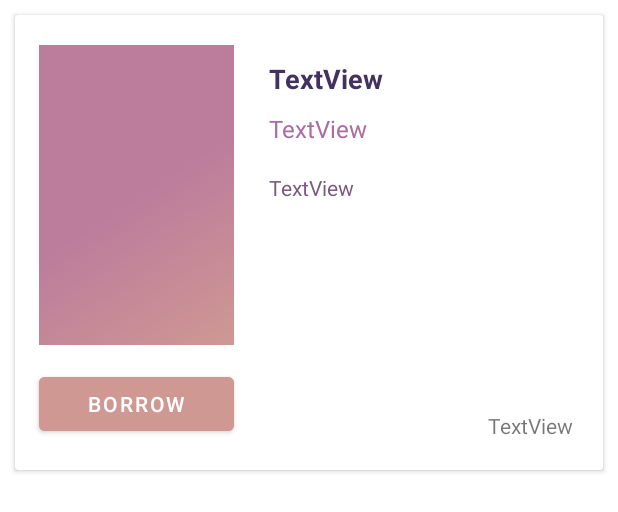
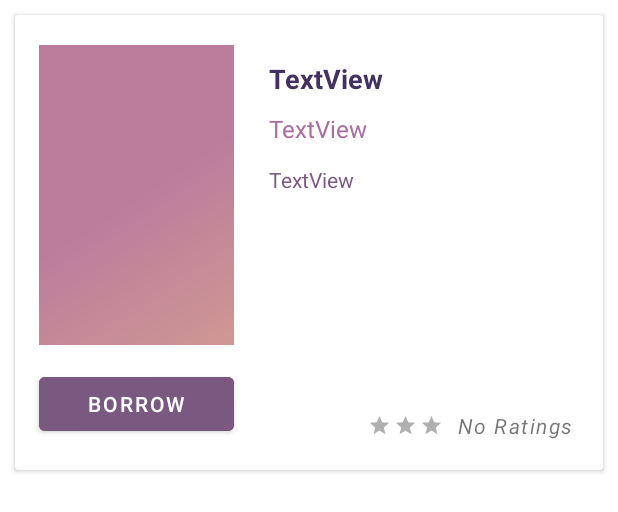
Before and after one commit to farzana-moury/Pocket-Library, an Android app: the layout book_item_view.xml on its own in the app's theme, with its tools: preview values and no code run, on a phone screen of 412 x 824 dp. Shown: the top 512 px of the screen. Run offline under Robolectric (Android 15) with nearby library versions, the phone set to English and light mode, and no system bars; Roboto replaces fonts that are not available here.

Commit message:
#7 Externalization    * catalog views    * design complete

```diff
--- a/app/src/main/java/com/example/pocketlibrary/custom_adapters/BookAdapter.java
+++ b/app/src/main/java/com/example/pocketlibrary/custom_adapters/BookAdapter.java
@@ -73,7 +73,7 @@ public class BookAdapter extends RecyclerView.Adapter<BookAdapter.CustomBookView
             holder.cover.setImageResource(R.drawable.side_nav_bar);
         }
 
-        holder.rating.setText(String.format("%s", book.getRating()));
+//        holder.rating.setText(String.format("%s", book.getRating()));
     }
 
     /**
@@ -96,7 +96,7 @@ public class BookAdapter extends RecyclerView.Adapter<BookAdapter.CustomBookView
         protected TextView author;
         protected TextView description;
         protected ImageView cover;
-        protected TextView rating;
+//        protected TextView rating;
 
         /**
          * @param itemView itemView
@@ -107,7 +107,7 @@ public class BookAdapter extends RecyclerView.Adapter<BookAdapter.CustomBookView
             this.author = itemView.findViewById(R.id.bookAuthor);
             this.description = itemView.findViewById(R.id.bookDesc);
             this.cover = itemView.findViewById(R.id.bookCover);
-            this.rating = itemView.findViewById(R.id.bookRating);
+//            this.rating = itemView.findViewById(R.id.bookRating);
         }
     }
 }
--- /dev/null
+++ b/app/src/main/res/drawable/ic_baseline_star_24.xml
@@ -0,0 +1,5 @@
+<vector android:height="24dp" android:tint="#B0B0B0"
+    android:viewportHeight="24" android:viewportWidth="24"
+    android:width="24dp" xmlns:android="http://schemas.android.com/apk/res/android">
+    <path android:fillColor="@android:color/white" android:pathData="M12,17.27L18.18,21l-1.64,-7.03L22,9.24l-7.19,-0.61L12,2 9.19,8.63 2,9.24l5.46,4.73L5.82,21z"/>
+</vector>
--- a/app/src/main/res/layout/book_item_view.xml
+++ b/app/src/main/res/layout/book_item_view.xml
@@ -1,17 +1,16 @@
 <?xml version="1.0" encoding="utf-8"?>
-<androidx.cardview.widget.CardView
-    xmlns:android="http://schemas.android.com/apk/res/android"
+<androidx.cardview.widget.CardView xmlns:android="http://schemas.android.com/apk/res/android"
     xmlns:app="http://schemas.android.com/apk/res-auto"
     xmlns:tools="http://schemas.android.com/tools"
     android:layout_width="match_parent"
     android:layout_height="wrap_content"
+    android:layout_margin="10dp"
     app:layout_constraintBottom_toBottomOf="parent"
     app:layout_constraintEnd_toEndOf="parent"
-    app:layout_constraintHorizontal_bias="0.0"
+    app:layout_constraintHorizontal_bias="@fraction/catalog_bias2"
     app:layout_constraintStart_toStartOf="parent"
     app:layout_constraintTop_toTopOf="parent"
-    app:layout_constraintVertical_bias="1.0"
-    android:layout_margin="10dp">
+    app:layout_constraintVertical_bias="@fraction/catalog_bias1">
 
     <androidx.constraintlayout.widget.ConstraintLayout
         android:layout_width="match_parent"
@@ -19,10 +18,10 @@
 
         <ImageView
             android:id="@+id/bookCover"
-            android:layout_width="130dp"
-            android:layout_height="200dp"
-            android:layout_marginStart="16dp"
-            android:layout_marginTop="20dp"
+            android:layout_width="@dimen/catalog_size2"
+            android:layout_height="@dimen/catalog_size3"
+            android:layout_marginStart="@dimen/activity_horizontal_margin"
+            android:layout_marginTop="@dimen/welcome_margin"
             android:backgroundTint="@color/primary_variant"
             android:contentDescription="@string/cover_desc"
             app:layout_constraintStart_toStartOf="parent"
@@ -31,15 +30,15 @@
 
         <TextView
             android:id="@+id/bookTitle"
-            android:layout_width="200dp"
+            android:layout_width="@dimen/catalog_size3"
             android:layout_height="wrap_content"
-            android:layout_marginStart="10dp"
-            android:layout_marginTop="30dp"
-            android:layout_marginEnd="10dp"
+            android:layout_marginStart="@dimen/catalog_margin"
+            android:layout_marginTop="@dimen/logo_margin"
+            android:layout_marginEnd="@dimen/catalog_margin"
             android:fontFamily="@font/days_one"
-            android:text="TextView"
+            android:text="@string/text_placeholder"
             android:textColor="@color/plum_purple"
-            android:textSize="18sp"
+            android:textSize="@dimen/catalog_text1"
             android:textStyle="bold"
             app:layout_constraintEnd_toEndOf="parent"
             app:layout_constraintStart_toEndOf="@+id/bookCover"
@@ -47,59 +46,91 @@
 
         <TextView
             android:id="@+id/bookAuthor"
-            android:layout_width="200dp"
+            android:layout_width="@dimen/catalog_size3"
             android:layout_height="wrap_content"
-            android:layout_marginStart="10dp"
-            android:layout_marginTop="10dp"
-            android:layout_marginEnd="10dp"
+            android:layout_marginStart="@dimen/catalog_margin"
+            android:layout_marginTop="@dimen/catalog_margin"
+            android:layout_marginEnd="@dimen/catalog_margin"
             android:fontFamily="@font/days_one"
-            android:text="TextView"
+            android:text="@string/text_placeholder"
             android:textColor="@color/primary"
-            android:textSize="16sp"
+            android:textSize="@dimen/catalog_text2"
             app:layout_constraintEnd_toEndOf="parent"
             app:layout_constraintStart_toEndOf="@+id/bookCover"
             app:layout_constraintTop_toBottomOf="@+id/bookTitle" />
 
         <TextView
             android:id="@+id/bookDesc"
-            android:layout_width="200dp"
+            android:layout_width="@dimen/catalog_size3"
             android:layout_height="wrap_content"
-            android:layout_marginStart="10dp"
-            android:layout_marginTop="10dp"
-            android:layout_marginEnd="10dp"
-            android:layout_marginBottom="60dp"
-            android:text="TextView"
+            android:layout_marginStart="@dimen/catalog_margin"
+            android:layout_marginTop="@dimen/catalog_margin2"
+            android:layout_marginEnd="@dimen/catalog_margin"
+            android:layout_marginBottom="@dimen/welcome_margin"
+            android:text="@string/text_placeholder"
             android:textColor="@color/primary_variant"
-            app:layout_constraintBottom_toBottomOf="parent"
+            app:layout_constraintBottom_toTopOf="@+id/bookRating"
             app:layout_constraintEnd_toEndOf="parent"
             app:layout_constraintStart_toEndOf="@+id/bookCover"
             app:layout_constraintTop_toBottomOf="@+id/bookAuthor"
-            app:layout_constraintVertical_bias="0.069" />
+            app:layout_constraintVertical_bias="@fraction/catalog_bias2" />
 
         <TextView
             android:id="@+id/bookRating"
             android:layout_width="wrap_content"
             android:layout_height="wrap_content"
-            android:layout_marginEnd="20dp"
-            android:layout_marginBottom="20dp"
-            android:text="TextView"
+            android:layout_marginEnd="@dimen/welcome_margin"
+            android:layout_marginBottom="@dimen/welcome_margin"
+            android:letterSpacing="@dimen/letterspacing"
+            android:text="@string/ratings"
+            android:textStyle="italic"
             app:layout_constraintBottom_toBottomOf="parent"
             app:layout_constraintEnd_toEndOf="parent" />
 
         <Button
             android:id="@+id/button"
-            android:layout_width="130dp"
+            android:layout_width="@dimen/catalog_size2"
             android:layout_height="wrap_content"
-            android:layout_marginStart="16dp"
-            android:layout_marginTop="15dp"
-            android:layout_marginBottom="20dp"
-            android:backgroundTint="@color/secondary"
-            android:text="Borrow"
+            android:layout_marginStart="@dimen/activity_horizontal_margin"
+            android:layout_marginTop="@dimen/catalog_size1"
+            android:layout_marginBottom="@dimen/welcome_margin"
+            android:backgroundTint="@color/primary_variant"
+            android:text="@string/borrow"
             android:textColor="@color/white"
             app:layout_constraintBottom_toBottomOf="parent"
             app:layout_constraintStart_toStartOf="parent"
             app:layout_constraintTop_toBottomOf="@+id/bookCover"
-            app:layout_constraintVertical_bias="0.117" />
+            app:layout_constraintVertical_bias="@fraction/catalog_bias2" />
+
+        <ImageView
+            android:id="@+id/imageView2"
+            android:layout_width="@dimen/catalog_size1"
+            android:layout_height="@dimen/catalog_size1"
+            android:layout_marginEnd="@dimen/catalog_margin"
+            android:layout_marginBottom="@dimen/starmargin"
+            app:layout_constraintBottom_toBottomOf="parent"
+            app:layout_constraintEnd_toStartOf="@+id/bookRating"
+            app:srcCompat="@drawable/ic_baseline_star_24" />
+
+        <ImageView
+            android:id="@+id/imageView3"
+            android:layout_width="@dimen/catalog_size1"
+            android:layout_height="@dimen/catalog_size1"
+            android:layout_marginEnd="@dimen/starspacing"
+            android:layout_marginBottom="@dimen/starmargin"
+            app:layout_constraintBottom_toBottomOf="parent"
+            app:layout_constraintEnd_toStartOf="@+id/imageView2"
+            app:srcCompat="@drawable/ic_baseline_star_24" />
+
+        <ImageView
+            android:id="@+id/imageView4"
+            android:layout_width="@dimen/catalog_size1"
+            android:layout_height="@dimen/catalog_size1"
+            android:layout_marginEnd="@dimen/starspacing"
+            android:layout_marginBottom="@dimen/starmargin"
+            app:layout_constraintBottom_toBottomOf="parent"
+            app:layout_constraintEnd_toStartOf="@+id/imageView3"
+            app:srcCompat="@drawable/ic_baseline_star_24" />
 
 
     </androidx.constraintlayout.widget.ConstraintLayout>
--- a/app/src/main/res/layout/fragment_catalog.xml
+++ b/app/src/main/res/layout/fragment_catalog.xml
@@ -3,16 +3,18 @@
     xmlns:tools="http://schemas.android.com/tools"
     android:layout_width="match_parent"
     android:layout_height="match_parent"
+    android:background="@drawable/side_nav_bar"
     android:orientation="vertical"
     tools:context=".fragments.CatalogFragment">
 
     <SearchView
+        android:id="@+id/search_bar"
         android:layout_width="match_parent"
         android:layout_height="wrap_content"
-        android:id="@+id/search_bar"/>
+        android:background="@color/white" />
 
     <androidx.recyclerview.widget.RecyclerView
+        android:id="@+id/bookRecyclerView"
         android:layout_width="match_parent"
-        android:layout_height="match_parent"
-        android:id="@+id/bookRecyclerView"/>
+        android:layout_height="match_parent" />
 </LinearLayout>
--- a/app/src/main/res/values/dimens.xml
+++ b/app/src/main/res/values/dimens.xml
@@ -13,7 +13,22 @@
     <dimen name="welcome_margin">20dp</dimen>
     <dimen name="welcomeText_margin">40dp</dimen>
     <dimen name="welcome_textSize">14sp</dimen>
+
+    <!--  Publishers pages dimensions  -->
     <dimen name="publisher_titleSize">40sp</dimen>
+
+
+    <!--  Catalog page dimensions  -->
+    <dimen name="catalog_size1">15dp</dimen>
+    <dimen name="catalog_size2">130dp</dimen>
+    <dimen name="catalog_size3">200dp</dimen>
+    <dimen name="catalog_margin">10dp</dimen>
+    <dimen name="catalog_margin2">13dp</dimen>
+    <dimen name="catalog_text1">18sp</dimen>
+    <dimen name="catalog_text2">16sp</dimen>
     <dimen name="line_spacing">5dp</dimen>
+    <dimen name="letterspacing">0.07</dimen>
+    <dimen name="starspacing">2dp</dimen>
+    <dimen name="starmargin">22dp</dimen>
 
 </resources>
--- /dev/null
+++ b/app/src/main/res/values/fractions.xml
@@ -0,0 +1,6 @@
+<?xml version="1.0" encoding="utf-8"?>
+<resources>
+    <!--  Fractions for Catalog fragment  -->
+    <fraction name="catalog_bias1">1</fraction>
+    <fraction name="catalog_bias2">0</fraction>
+</resources>
--- a/app/src/main/res/values/strings.xml
+++ b/app/src/main/res/values/strings.xml
@@ -26,4 +26,8 @@
     <!--  Publisher fragment strings  -->
     <string name="button">Visit Website</string>
     <string name="img_desc">publisher company image</string>
+
+    <!--  Catalog fragment strings  -->
+    <string name="ratings">No Ratings</string>
+    <string name="borrow">Borrow</string>
 </resources>
```
